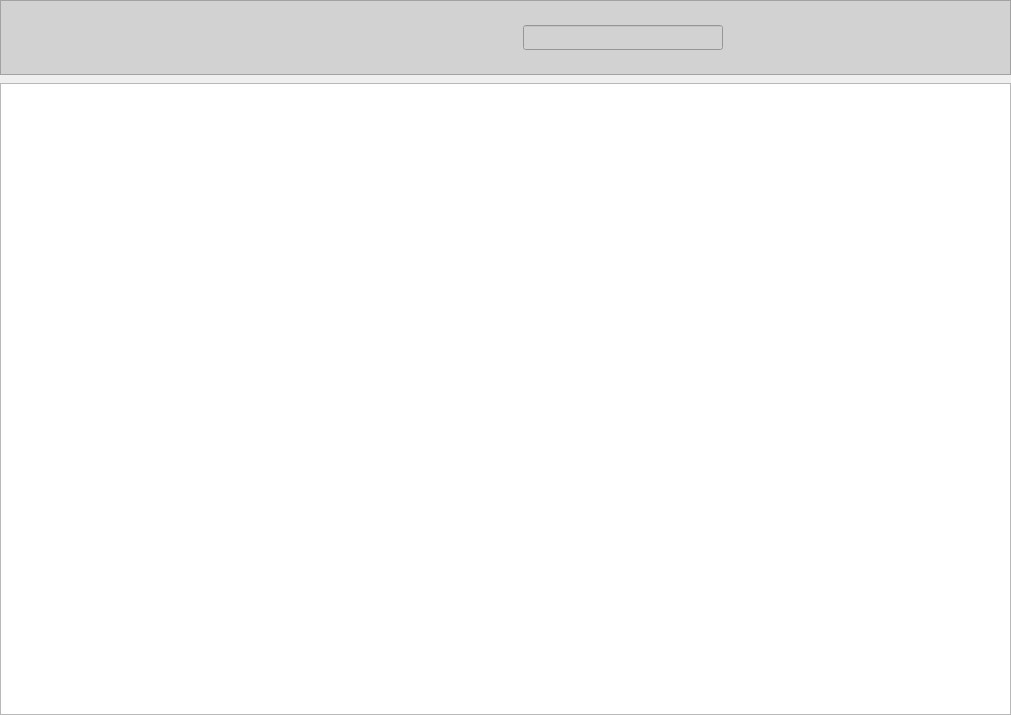
jfnavarro/st_viewer, file assets/ui/datasets.ui: the form before one commit.
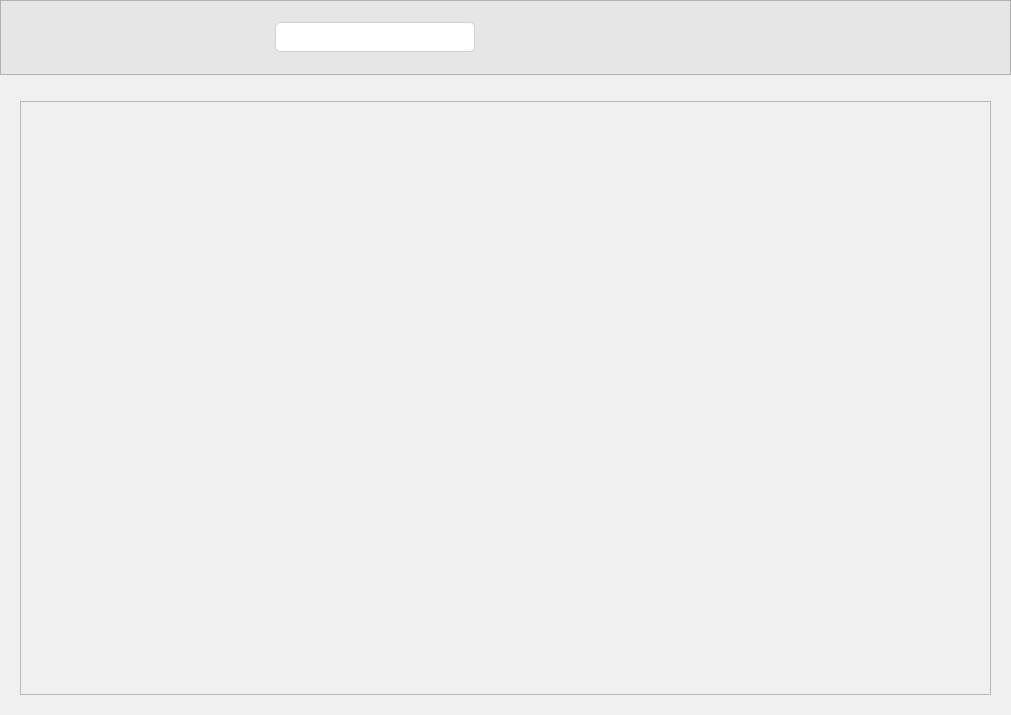
The form after the commit. Icons and pictures are not drawn. Custom widgets are drawn as their Qt base class.

Commit message: Replaced some buttons. Added new buttons. Fixed style of table and improved layouts. Removed cell view page toolbar. Added frame for cell view page. Improve cell view page menus. Improve general style edit : added q_enum declarations edit2 : delcared enum metatype edit3: reverting q_enum and metatype, removing warning error edit4: connecting to real object and not QPointer wrapper edit5: added a workaround for the known problems of networks callbacks being invoked twice edit6: fixed small typos edit7: forgot to save edited file

```diff
--- a/assets/ui/datasets.ui
+++ b/assets/ui/datasets.ui
@@ -25,10 +25,28 @@
   <property name="windowTitle">
    <string>Datasets</string>
   </property>
+  <property name="styleSheet">
+   <string notr="true">background-color : rgb(240, 240, 240)</string>
+  </property>
   <layout class="QVBoxLayout" name="verticalLayout">
-   <property name="spacing">
-    <number>8</number>
+   <property name="leftMargin">
+    <number>0</number>
    </property>
+   <property name="topMargin">
+    <number>0</number>
+   </property>
+   <property name="rightMargin">
+    <number>0</number>
+   </property>
+   <property name="bottomMargin">
+    <number>0</number>
+   </property>
+   <item>
+    <widget class="QWidget" name="widget" native="true">
+     <property name="styleSheet">
+      <string notr="true">background-color: rgb(240, 240, 240)</string>
+     </property>
+     <layout class="QVBoxLayout" name="verticalLayout_2">
    <property name="leftMargin">
     <number>0</number>
    </property>
@@ -62,20 +80,21 @@
       </size>
      </property>
      <property name="styleSheet">
-      <string notr="true">background-color:rgb(210,210,210);</string>
+         <string notr="true">background-color:rgb(230,230,230);
+border-color: rgb(206,202,202);</string>
      </property>
      <property name="frameShape">
       <enum>QFrame::StyledPanel</enum>
      </property>
      <property name="frameShadow">
-      <enum>QFrame::Raised</enum>
+         <enum>QFrame::Sunken</enum>
      </property>
      <property name="lineWidth">
-      <number>0</number>
+         <number>1</number>
      </property>
      <layout class="QHBoxLayout" name="horizontalLayout_4">
       <property name="spacing">
-       <number>2</number>
+          <number>20</number>
       </property>
       <property name="leftMargin">
        <number>5</number>
@@ -103,6 +122,15 @@
           <height>50</height>
          </size>
         </property>
+           <property name="maximumSize">
+            <size>
+             <width>75</width>
+             <height>50</height>
+            </size>
+           </property>
+           <property name="cursor">
+            <cursorShape>PointingHandCursor</cursorShape>
+           </property>
         <property name="mouseTracking">
          <bool>true</bool>
         </property>
@@ -127,8 +155,8 @@
         </property>
         <property name="iconSize">
          <size>
-          <width>35</width>
-          <height>35</height>
+             <width>75</width>
+             <height>50</height>
          </size>
         </property>
         <property name="flat">
@@ -163,13 +191,13 @@
         <property name="minimumSize">
          <size>
           <width>200</width>
-          <height>25</height>
+             <height>30</height>
          </size>
         </property>
         <property name="maximumSize">
          <size>
           <width>200</width>
-          <height>25</height>
+             <height>30</height>
          </size>
         </property>
         <property name="mouseTracking">
@@ -197,7 +225,13 @@
          <bool>false</bool>
         </property>
         <property name="styleSheet">
-         <string notr="true"/>
+            <string notr="true">border: 1px solid rgb(209, 209, 209); 
+border-radius: 5px; 
+background-color: rgb(255, 255, 255); 
+selection-background-color: darkgray;</string>
+           </property>
+           <property name="clearButtonEnabled">
+            <bool>true</bool>
         </property>
        </widget>
       </item>
@@ -211,10 +245,19 @@
         </property>
         <property name="minimumSize">
          <size>
-          <width>0</width>
-          <height>0</height>
-         </size>
-        </property>
+             <width>75</width>
+             <height>50</height>
+            </size>
+           </property>
+           <property name="maximumSize">
+            <size>
+             <width>75</width>
+             <height>50</height>
+            </size>
+           </property>
+           <property name="cursor">
+            <cursorShape>PointingHandCursor</cursorShape>
+           </property>
         <property name="mouseTracking">
          <bool>true</bool>
         </property>
@@ -233,8 +276,8 @@
         </property>
         <property name="iconSize">
          <size>
-          <width>35</width>
-          <height>35</height>
+             <width>75</width>
+             <height>50</height>
          </size>
         </property>
         <property name="flat">
@@ -252,10 +295,19 @@
         </property>
         <property name="minimumSize">
          <size>
-          <width>0</width>
-          <height>0</height>
-         </size>
-        </property>
+             <width>75</width>
+             <height>50</height>
+            </size>
+           </property>
+           <property name="maximumSize">
+            <size>
+             <width>75</width>
+             <height>50</height>
+            </size>
+           </property>
+           <property name="cursor">
+            <cursorShape>PointingHandCursor</cursorShape>
+           </property>
         <property name="mouseTracking">
          <bool>true</bool>
         </property>
@@ -274,8 +326,8 @@
         </property>
         <property name="iconSize">
          <size>
-          <width>35</width>
-          <height>35</height>
+             <width>75</width>
+             <height>50</height>
          </size>
         </property>
         <property name="flat">
@@ -297,6 +349,15 @@
           <height>50</height>
          </size>
         </property>
+           <property name="maximumSize">
+            <size>
+             <width>75</width>
+             <height>50</height>
+            </size>
+           </property>
+           <property name="cursor">
+            <cursorShape>PointingHandCursor</cursorShape>
+           </property>
         <property name="mouseTracking">
          <bool>true</bool>
         </property>
@@ -315,8 +376,8 @@
         </property>
         <property name="iconSize">
          <size>
-          <width>35</width>
-          <height>35</height>
+             <width>75</width>
+             <height>50</height>
          </size>
         </property>
         <property name="flat">
@@ -334,10 +395,19 @@
         </property>
         <property name="minimumSize">
          <size>
-          <width>0</width>
-          <height>0</height>
-         </size>
-        </property>
+             <width>75</width>
+             <height>50</height>
+            </size>
+           </property>
+           <property name="maximumSize">
+            <size>
+             <width>75</width>
+             <height>50</height>
+            </size>
+           </property>
+           <property name="cursor">
+            <cursorShape>PointingHandCursor</cursorShape>
+           </property>
         <property name="mouseTracking">
          <bool>true</bool>
         </property>
@@ -362,8 +432,8 @@
         </property>
         <property name="iconSize">
          <size>
-          <width>35</width>
-          <height>35</height>
+             <width>75</width>
+             <height>50</height>
          </size>
         </property>
         <property name="flat">
@@ -384,10 +454,19 @@
         </property>
         <property name="minimumSize">
          <size>
-          <width>0</width>
-          <height>0</height>
-         </size>
-        </property>
+             <width>75</width>
+             <height>50</height>
+            </size>
+           </property>
+           <property name="maximumSize">
+            <size>
+             <width>75</width>
+             <height>50</height>
+            </size>
+           </property>
+           <property name="cursor">
+            <cursorShape>PointingHandCursor</cursorShape>
+           </property>
         <property name="mouseTracking">
          <bool>true</bool>
         </property>
@@ -406,8 +485,8 @@
         </property>
         <property name="iconSize">
          <size>
-          <width>35</width>
-          <height>35</height>
+             <width>75</width>
+             <height>50</height>
          </size>
         </property>
         <property name="flat">
@@ -444,6 +523,40 @@
     </widget>
    </item>
    <item>
+       <spacer name="verticalSpacer">
+        <property name="orientation">
+         <enum>Qt::Vertical</enum>
+        </property>
+        <property name="sizeType">
+         <enum>QSizePolicy::Fixed</enum>
+        </property>
+        <property name="sizeHint" stdset="0">
+         <size>
+          <width>20</width>
+          <height>20</height>
+         </size>
+        </property>
+       </spacer>
+      </item>
+      <item>
+       <layout class="QHBoxLayout" name="horizontalLayout">
+        <item>
+         <spacer name="horizontalSpacer_2">
+          <property name="orientation">
+           <enum>Qt::Horizontal</enum>
+          </property>
+          <property name="sizeType">
+           <enum>QSizePolicy::Fixed</enum>
+          </property>
+          <property name="sizeHint" stdset="0">
+           <size>
+            <width>20</width>
+            <height>20</height>
+           </size>
+          </property>
+         </spacer>
+        </item>
+        <item>
     <widget class="DatasetsTableView" name="datasets_tableview">
      <property name="sizePolicy">
       <sizepolicy hsizetype="Preferred" vsizetype="Preferred">
@@ -514,6 +627,9 @@
      <property name="wordWrap">
       <bool>true</bool>
      </property>
+          <property name="cornerButtonEnabled">
+           <bool>false</bool>
+          </property>
      <property name="waitPolicy" stdset="0">
       <number>3</number>
      </property>
@@ -529,6 +645,43 @@
      <attribute name="verticalHeaderShowSortIndicator" stdset="0">
       <bool>false</bool>
      </attribute>
+         </widget>
+        </item>
+        <item>
+         <spacer name="horizontalSpacer_3">
+          <property name="orientation">
+           <enum>Qt::Horizontal</enum>
+          </property>
+          <property name="sizeType">
+           <enum>QSizePolicy::Fixed</enum>
+          </property>
+          <property name="sizeHint" stdset="0">
+           <size>
+            <width>20</width>
+            <height>20</height>
+           </size>
+          </property>
+         </spacer>
+        </item>
+       </layout>
+      </item>
+      <item>
+       <spacer name="verticalSpacer_2">
+        <property name="orientation">
+         <enum>Qt::Vertical</enum>
+        </property>
+        <property name="sizeType">
+         <enum>QSizePolicy::Fixed</enum>
+        </property>
+        <property name="sizeHint" stdset="0">
+         <size>
+          <width>20</width>
+          <height>20</height>
+         </size>
+        </property>
+       </spacer>
+      </item>
+     </layout>
     </widget>
    </item>
   </layout>
```
Left out of the diff: 25 changed lines with no effect on the pictures. Lines whose indentation alone changed are shown as unchanged. The commit also changes 57 other files.
